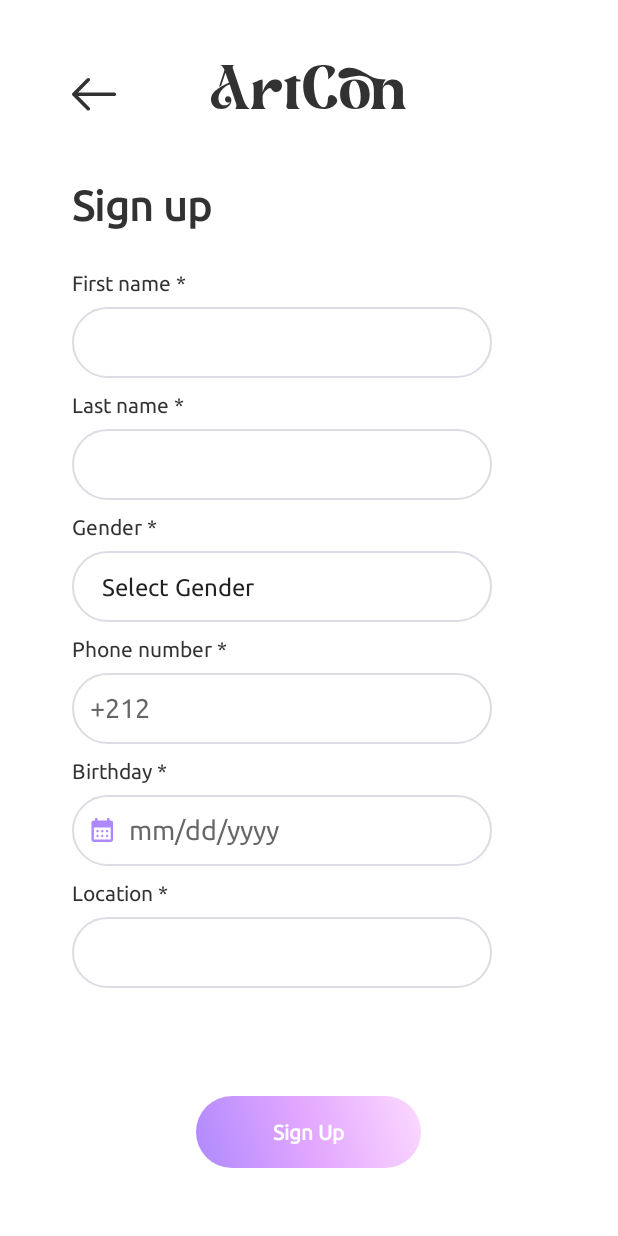
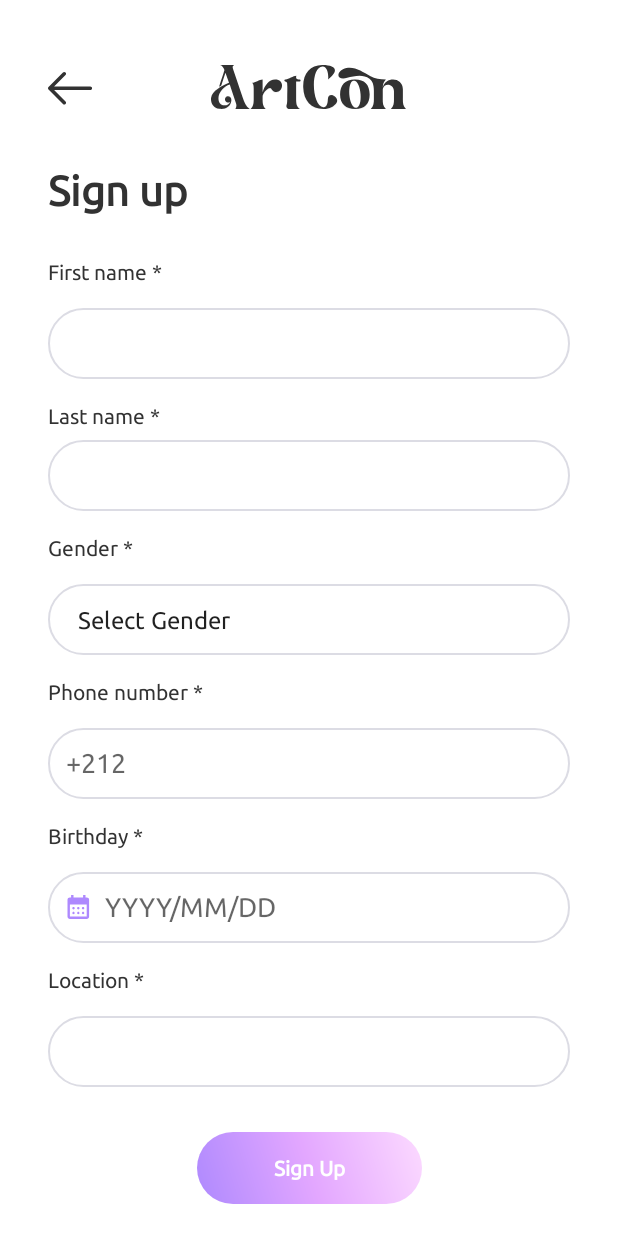
Before and after one commit to meryemtoulali/artcon_front, an Android app: the fragment SignUpSecondFragment placed in its activity, on a phone screen of 412 x 824 dp. Run offline under Robolectric (Android 15) with nearby library versions, the phone set to English and light mode, and no system bars.

Commit message:
responsive signup both fragments

```diff
--- a/app/src/main/res/layout/activity_onboarding.xml
+++ b/app/src/main/res/layout/activity_onboarding.xml
@@ -28,9 +28,10 @@
             android:layout_height="103dp"
             android:src="@drawable/icon"
             android:visibility="visible"
+            app:layout_constraintEnd_toEndOf="parent"
+            app:layout_constraintStart_toStartOf="parent"
             app:layout_constraintTop_toTopOf="parent"
-            tools:ignore="MissingConstraints"
-            tools:layout_editor_absoluteX="48dp" />
+            tools:ignore="MissingConstraints" />
 
         <TextView
             android:id="@+id/slogan"
--- a/app/src/main/res/layout/activity_signup.xml
+++ b/app/src/main/res/layout/activity_signup.xml
@@ -1,21 +1,25 @@
-<androidx.constraintlayout.widget.ConstraintLayout
+
+<ScrollView
     xmlns:android="http://schemas.android.com/apk/res/android"
     xmlns:app="http://schemas.android.com/apk/res-auto"
+    android:layout_width="match_parent"
+    android:layout_height="wrap_content"
+>
+
+<androidx.constraintlayout.widget.ConstraintLayout
     xmlns:tools="http://schemas.android.com/tools"
     android:layout_width="match_parent"
     android:layout_height="match_parent"
-    android:orientation="vertical"
     tools:context=".SignupActivity">
 
     <ImageView
         android:id="@+id/arrow_back"
         android:layout_width="wrap_content"
         android:layout_height="wrap_content"
-        android:layout_marginTop="52dp"
+        android:layout_marginStart="32dp"
+        android:layout_marginTop="48dp"
         android:gravity="center"
         android:src="@drawable/arrow_back"
-        app:layout_constraintEnd_toEndOf="parent"
-        app:layout_constraintHorizontal_bias="0.125"
         app:layout_constraintStart_toStartOf="parent"
         app:layout_constraintTop_toTopOf="parent"
         tools:ignore="MissingConstraints" />
@@ -38,8 +42,8 @@
         style="@style/Text"
         android:layout_width="wrap_content"
         android:layout_height="wrap_content"
-        android:layout_marginStart="48dp"
-        android:layout_marginTop="120dp"
+        android:layout_marginStart="32dp"
+        android:layout_marginTop="110dp"
         android:text="@string/signup"
         android:textSize="28dp"
         android:textStyle="bold"
@@ -50,9 +54,12 @@
     <FrameLayout
         android:id="@+id/fragmentContainer"
         android:layout_width="0dp"
-        android:layout_height="0dp"
+        android:layout_height="wrap_content"
         app:layout_constraintBottom_toBottomOf="parent"
         app:layout_constraintEnd_toEndOf="parent"
         app:layout_constraintStart_toStartOf="parent"
-        app:layout_constraintTop_toTopOf="parent" />
+        app:layout_constraintTop_toBottomOf="@+id/textViewSignUp" >
+
+    </FrameLayout>
 </androidx.constraintlayout.widget.ConstraintLayout>
+</ScrollView>
--- a/app/src/main/res/layout/fragment_signup_second.xml
+++ b/app/src/main/res/layout/fragment_signup_second.xml
@@ -1,30 +1,35 @@
 <?xml version="1.0" encoding="utf-8"?>
 <androidx.constraintlayout.widget.ConstraintLayout xmlns:android="http://schemas.android.com/apk/res/android"
+    xmlns:app="http://schemas.android.com/apk/res-auto"
     android:layout_width="match_parent"
-    android:layout_height="match_parent"
-    xmlns:app="http://schemas.android.com/apk/res-auto">
+    android:layout_height="wrap_content"
+    android:paddingBottom="40dp">
 
 
     <EditText
         android:id="@+id/editTextFirstNameSignUp"
-        android:layout_width="280dp"
+        android:layout_width="-0dp"
         android:layout_height="47dp"
-        android:layout_marginStart="48dp"
-        android:layout_marginTop="8dp"
+        android:layout_marginStart="32dp"
+        android:layout_marginTop="16dp"
+        android:layout_marginEnd="32dp"
         android:background="@drawable/grey_border"
         android:padding="12dp"
         android:singleLine="true"
+        app:layout_constraintEnd_toEndOf="parent"
         app:layout_constraintStart_toStartOf="parent"
         app:layout_constraintTop_toBottomOf="@+id/textViewFirstNameSignUp" />
 
     <EditText
         android:id="@+id/editTextLastNameSignUp"
-        android:layout_width="280dp"
+        android:layout_width="0dp"
         android:layout_height="47dp"
-        android:layout_marginStart="48dp"
+        android:layout_marginStart="32dp"
         android:layout_marginTop="8dp"
+        android:layout_marginEnd="32dp"
         android:background="@drawable/grey_border"
         android:padding="12dp"
+        app:layout_constraintEnd_toEndOf="parent"
         app:layout_constraintStart_toStartOf="parent"
         app:layout_constraintTop_toBottomOf="@+id/textViewLastNameSignUp" />
 
@@ -40,12 +45,14 @@
         app:layout_constraintTop_toBottomOf="@+id/textViewGenderSignUp" />-->
     <Spinner
         android:id="@+id/spinnerGenderSignUp"
-        android:layout_width="280dp"
+        android:layout_width="0dp"
         android:layout_height="47dp"
-        android:layout_marginStart="48dp"
-        android:layout_marginTop="8dp"
+        android:layout_marginStart="32dp"
+        android:layout_marginTop="16dp"
+        android:layout_marginEnd="32dp"
         android:background="@drawable/grey_border"
         android:padding="12dp"
+        app:layout_constraintEnd_toEndOf="parent"
         app:layout_constraintStart_toStartOf="parent"
         app:layout_constraintTop_toBottomOf="@+id/textViewGenderSignUp" />
 
@@ -54,23 +61,25 @@
         style="@style/Text"
         android:layout_width="wrap_content"
         android:layout_height="wrap_content"
-        android:layout_marginStart="48dp"
-        android:layout_marginTop="9dp"
+        android:layout_marginStart="32dp"
+        android:layout_marginTop="16dp"
         android:text="Gender *"
         app:layout_constraintStart_toStartOf="parent"
         app:layout_constraintTop_toBottomOf="@+id/editTextLastNameSignUp" />
 
     <EditText
         android:id="@+id/editTextPhoneSignUp"
-        android:layout_width="280dp"
+        android:layout_width="0dp"
         android:layout_height="47dp"
-        android:layout_marginStart="48dp"
-        android:layout_marginTop="8dp"
+        android:layout_marginStart="32dp"
+        android:layout_marginTop="16dp"
+        android:layout_marginEnd="32dp"
         android:background="@drawable/grey_border"
+        android:digits="0123456789"
         android:hint="+212"
         android:inputType="phone"
-        android:digits="0123456789"
         android:padding="12dp"
+        app:layout_constraintEnd_toEndOf="parent"
         app:layout_constraintStart_toStartOf="parent"
         app:layout_constraintTop_toBottomOf="@+id/textViewPhoneSignUp" />
 
@@ -79,8 +88,8 @@
         style="@style/Text"
         android:layout_width="wrap_content"
         android:layout_height="wrap_content"
-        android:layout_marginStart="48dp"
-        android:layout_marginTop="9dp"
+        android:layout_marginStart="32dp"
+        android:layout_marginTop="16dp"
         android:text="Birthday *"
         app:layout_constraintStart_toStartOf="parent"
         app:layout_constraintTop_toBottomOf="@+id/editTextPhoneSignUp" />
@@ -90,8 +99,8 @@
         style="@style/Text"
         android:layout_width="wrap_content"
         android:layout_height="wrap_content"
-        android:layout_marginStart="48dp"
-        android:layout_marginTop="9dp"
+        android:layout_marginStart="32dp"
+        android:layout_marginTop="16dp"
         android:text="Phone number *"
         app:layout_constraintStart_toStartOf="parent"
         app:layout_constraintTop_toBottomOf="@+id/spinnerGenderSignUp" />
@@ -101,8 +110,8 @@
         style="@style/Text"
         android:layout_width="wrap_content"
         android:layout_height="wrap_content"
-        android:layout_marginStart="48dp"
-        android:layout_marginTop="9dp"
+        android:layout_marginStart="32dp"
+        android:layout_marginTop="16dp"
         android:text="Last name *"
         app:layout_constraintStart_toStartOf="parent"
         app:layout_constraintTop_toBottomOf="@+id/editTextFirstNameSignUp" />
@@ -112,47 +121,51 @@
         style="@style/Text"
         android:layout_width="wrap_content"
         android:layout_height="wrap_content"
-        android:layout_marginStart="48dp"
-        android:layout_marginTop="180dp"
+        android:layout_marginStart="32dp"
+        android:layout_marginTop="30dp"
         android:text="First name *"
         app:layout_constraintStart_toStartOf="parent"
         app:layout_constraintTop_toTopOf="parent" />
 
     <EditText
         android:id="@+id/editTextBirthdaySignUp"
-        android:layout_width="280dp"
+        android:layout_width="0dp"
         android:layout_height="47dp"
-        android:layout_marginStart="48dp"
-        android:layout_marginTop="8dp"
+        android:layout_marginStart="32dp"
+        android:layout_marginTop="16dp"
+        android:layout_marginEnd="32dp"
         android:background="@drawable/grey_border"
         android:drawableStart="@drawable/calendar"
         android:drawablePadding="10dp"
+        android:hint="YYYY/MM/DD"
         android:inputType="text"
         android:padding="12dp"
-        android:hint="mm/dd/yyyy"
+        app:layout_constraintEnd_toEndOf="parent"
         app:layout_constraintStart_toStartOf="parent"
         app:layout_constraintTop_toBottomOf="@+id/textViewBirthdaySignUp" />
 
     <Spinner
         android:id="@+id/spinnerLocationSignUp"
-        android:layout_width="280dp"
+        android:layout_width="0dp"
         android:layout_height="47dp"
-        android:layout_marginStart="48dp"
-        android:layout_marginTop="8dp"
+        android:layout_marginStart="32dp"
+        android:layout_marginTop="16dp"
+        android:layout_marginEnd="32dp"
         android:background="@drawable/grey_border"
-        android:padding="12dp"
         android:drawableStart="@drawable/morocco"
         android:drawablePadding="10dp"
+        android:padding="12dp"
+        app:layout_constraintEnd_toEndOf="parent"
         app:layout_constraintStart_toStartOf="parent"
         app:layout_constraintTop_toBottomOf="@+id/textViewLocationSignUp" />
 
     <TextView
         android:id="@+id/textViewLocationSignUp"
         style="@style/Text"
-        android:layout_width="wrap_content"
+        android:layout_width="0dp"
         android:layout_height="wrap_content"
-        android:layout_marginStart="48dp"
-        android:layout_marginTop="9dp"
+        android:layout_marginStart="32dp"
+        android:layout_marginTop="16dp"
         android:text="Location *"
         app:layout_constraintStart_toStartOf="parent"
         app:layout_constraintTop_toBottomOf="@+id/editTextBirthdaySignUp" />
@@ -161,15 +174,12 @@
         android:id="@+id/buttonSignUp"
         style="@style/ActionButton"
         android:layout_width="150dp"
-        android:layout_marginStart="40dp"
-        android:layout_marginEnd="40dp"
-        android:layout_marginBottom="45dp"
         android:layout_height="wrap_content"
+        android:layout_marginTop="30dp"
         android:text="Sign Up"
-        app:layout_constraintBottom_toBottomOf="parent"
         app:layout_constraintEnd_toEndOf="parent"
-        app:layout_constraintHorizontal_bias="0.497"
+        app:layout_constraintHorizontal_bias="0.5"
         app:layout_constraintStart_toStartOf="parent"
-        />
+        app:layout_constraintTop_toBottomOf="@+id/spinnerLocationSignUp" />
 
 </androidx.constraintlayout.widget.ConstraintLayout>
```
Also changed, not shown: app/src/main/res/layout/fragment_signup_first.xml (+34 -27 lines).
